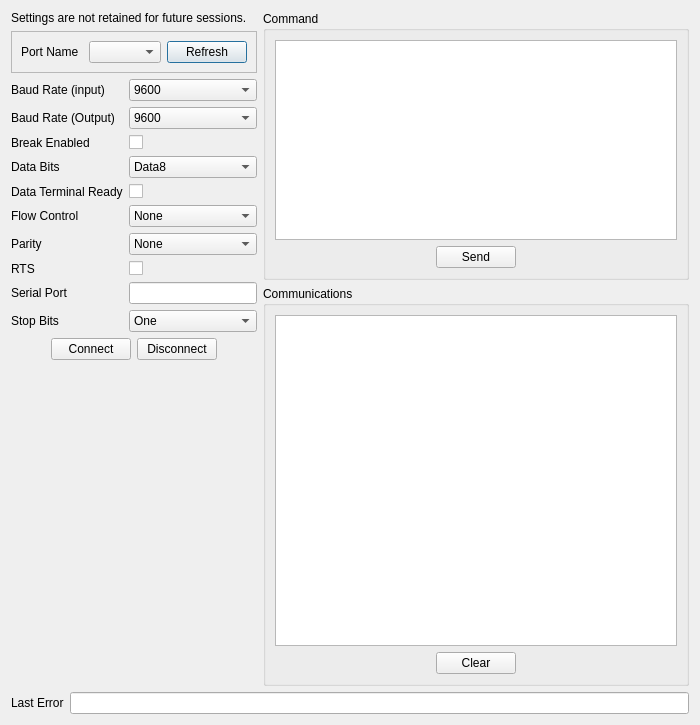
Before: the Qt Designer form UI/glitch-serial-port-window.ui in textbrowser/glitch, drawn with Qt 5.
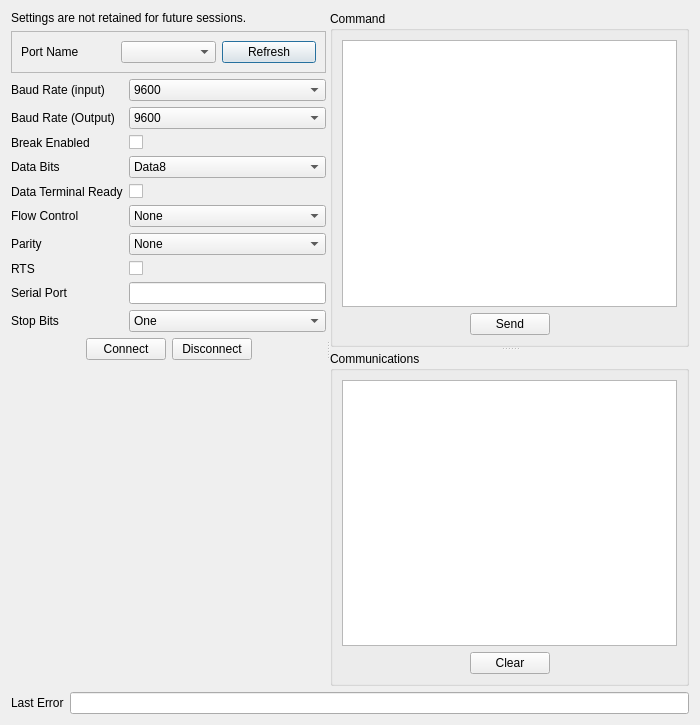
After: the same form once the commit is applied. Icons and pictures are not drawn.

Commit message: Serial port.

```diff
--- a/UI/glitch-serial-port-window.ui
+++ b/UI/glitch-serial-port-window.ui
@@ -17,17 +17,13 @@
    <iconset resource="../Icons/icons.qrc">
     <normaloff>:/Logo/glitch-logo.png</normaloff>:/Logo/glitch-logo.png</iconset>
   </property>
-  <layout class="QVBoxLayout" name="verticalLayout_7">
+  <layout class="QVBoxLayout" name="verticalLayout_5">
    <item>
-    <layout class="QHBoxLayout" name="horizontalLayout_8">
-     <item>
+    <widget class="QSplitter" name="splitter_1">
+     <property name="orientation">
+      <enum>Qt::Horizontal</enum>
+     </property>
       <widget class="QFrame" name="frame_2">
-       <property name="sizePolicy">
-        <sizepolicy hsizetype="Maximum" vsizetype="Preferred">
-         <horstretch>0</horstretch>
-         <verstretch>0</verstretch>
-        </sizepolicy>
-       </property>
        <layout class="QVBoxLayout" name="verticalLayout_6">
         <property name="leftMargin">
          <number>0</number>
@@ -453,30 +449,17 @@
         </item>
        </layout>
       </widget>
-     </item>
-     <item>
-      <layout class="QVBoxLayout" name="verticalLayout_5">
-       <item>
+     <widget class="QSplitter" name="splitter_2">
+      <property name="orientation">
+       <enum>Qt::Vertical</enum>
+      </property>
         <widget class="QGroupBox" name="groupBox">
          <property name="title">
           <string>Command</string>
          </property>
          <layout class="QVBoxLayout" name="verticalLayout_2">
           <item>
-           <widget class="QPlainTextEdit" name="command">
-            <property name="sizePolicy">
-             <sizepolicy hsizetype="Expanding" vsizetype="Maximum">
-              <horstretch>0</horstretch>
-              <verstretch>0</verstretch>
-             </sizepolicy>
-            </property>
-            <property name="minimumSize">
-             <size>
-              <width>0</width>
-              <height>200</height>
-             </size>
-            </property>
-           </widget>
+         <widget class="QPlainTextEdit" name="command"/>
           </item>
           <item>
            <layout class="QHBoxLayout" name="horizontalLayout_2">
@@ -517,8 +500,6 @@
           </item>
          </layout>
         </widget>
-       </item>
-       <item>
         <widget class="QGroupBox" name="groupBox_2">
          <property name="title">
           <string>Communications</string>
@@ -526,12 +507,6 @@
          <layout class="QVBoxLayout" name="verticalLayout_3">
           <item>
            <widget class="QTextBrowser" name="communications">
-            <property name="minimumSize">
-             <size>
-              <width>0</width>
-              <height>250</height>
-             </size>
-            </property>
             <property name="textInteractionFlags">
              <set>Qt::TextSelectableByMouse</set>
             </property>
@@ -579,10 +554,8 @@
           </item>
          </layout>
         </widget>
-       </item>
-      </layout>
-     </item>
-    </layout>
+     </widget>
+    </widget>
    </item>
    <item>
     <layout class="QHBoxLayout" name="horizontalLayout_7">
```
Lines whose indentation alone changed are shown as unchanged. The commit also changes 4 other files.
